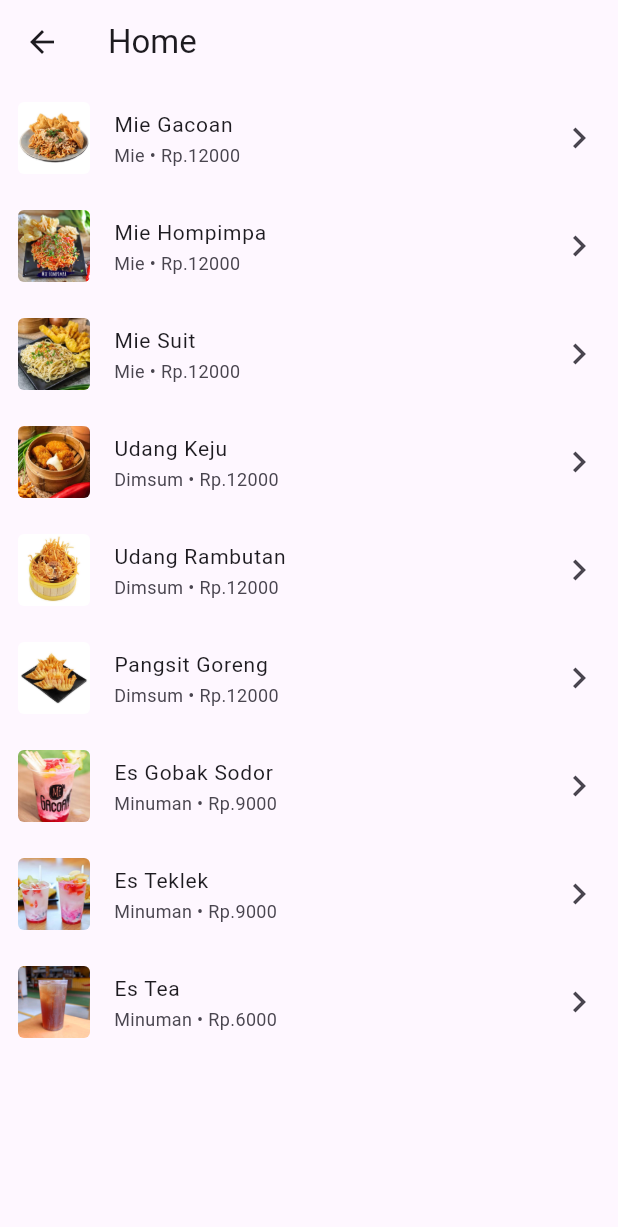
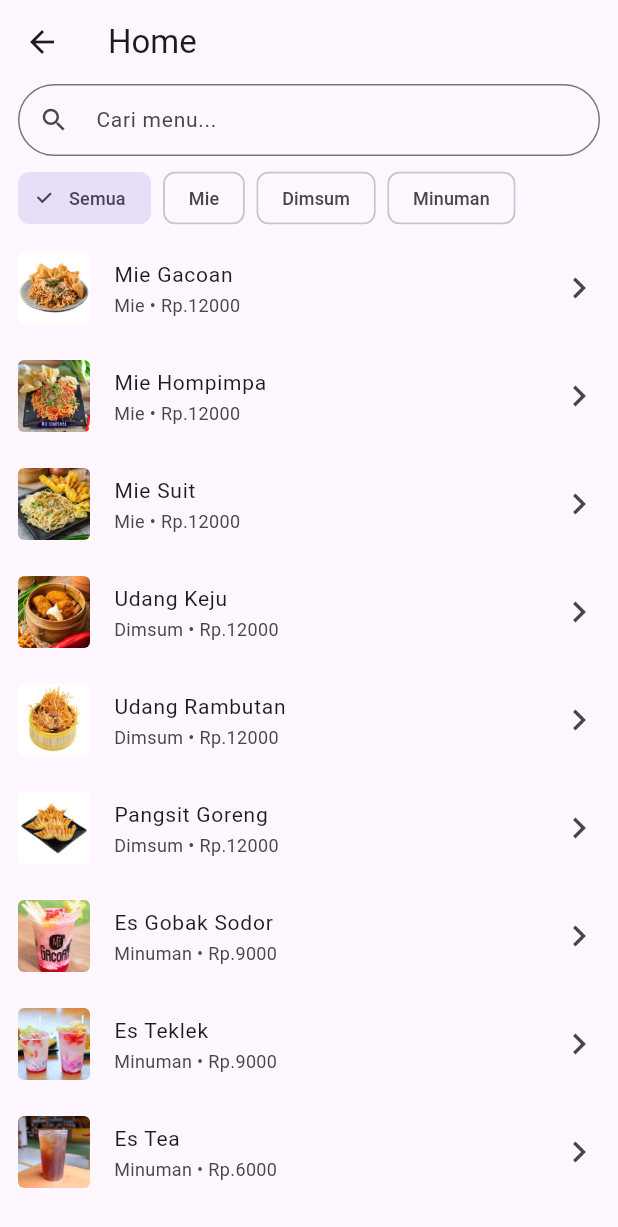
Before and after one commit to barafa-public/latkuis-mobile-124240065, a Flutter app: the HomePage screen opened directly, on a phone screen of 412 x 824 dp. Shown: the top 1227 px of the screen. Run offline on Flutter 3.47's test engine with Material 3 defaults, Android fonts, the phone set to English and light mode, and no system bars.

Commit message:
feat: added some new features, searching by name of menu and category of menu

```diff
--- a/lib/home.dart
+++ b/lib/home.dart
@@ -3,11 +3,47 @@ import 'package:flutter/material.dart';
 import 'detail.dart';
 import 'models/data.dart';
 
-class HomePage extends StatelessWidget {
+class HomePage extends StatefulWidget {
   const HomePage({super.key});
 
   @override
+  State<HomePage> createState() => _HomePageState();
+}
+
+class _HomePageState extends State<HomePage> {
+  final TextEditingController _searchController = TextEditingController();
+
+  String _query = '';
+  String _selectedCategory = 'Semua';
+
+  // Kategori diambil otomatis dari data menu (Mie, Dimsum, Minuman)
+  late final List<String> _categories = [
+    'Semua',
+    ...menus.map((menu) => menu.category).toSet(),
+  ];
+
+  // Shorting menuu
+  List<Menu> get _filteredMenus {
+    return menus.where((menu) {
+      final matchCategory =
+          _selectedCategory == 'Semua' || menu.category == _selectedCategory;
+      final matchQuery = menu.name.toLowerCase().contains(
+        _query.trim().toLowerCase(),
+      );
+      return matchCategory && matchQuery;
+    }).toList();
+  }
+
+  @override
+  void dispose() {
+    _searchController.dispose();
+    super.dispose();
+  }
+
+  @override
   Widget build(BuildContext context) {
+    final filteredMenus = _filteredMenus;
+
     return Scaffold(
       appBar: AppBar(
         title: const Text('Home'),
@@ -15,13 +51,89 @@ class HomePage extends StatelessWidget {
         backgroundColor: Colors.transparent,
         scrolledUnderElevation: 0,
       ),
-      body: ListView.builder(
-        itemCount: menus.length,
+      body: Column(
+        children: [
+          // Kolom pencarian
+          Padding(
+            padding: const EdgeInsets.symmetric(horizontal: 12),
+            child: TextField(
+              controller: _searchController,
+              style: const TextStyle(fontSize: 14),
+              onChanged: (value) {
+                setState(() {
+                  _query = value;
+                });
+              },
+              decoration: InputDecoration(
+                hintText: 'Cari menu...',
+                isDense: true,
+                prefixIcon: const Icon(Icons.search, size: 20),
+                suffixIcon: _query.isEmpty
+                    ? null
+                    : IconButton(
+                        icon: const Icon(Icons.close, size: 18),
+                        onPressed: () {
+                          _searchController.clear();
+                          setState(() {
+                            _query = '';
+                          });
+                        },
+                      ),
+                contentPadding: const EdgeInsets.symmetric(
+                  horizontal: 16,
+                  vertical: 12,
+                ),
+                border: OutlineInputBorder(
+                  borderRadius: BorderRadius.circular(24),
+                ),
+              ),
+            ),
+          ),
+          const SizedBox(height: 8),
+
+          // Filter kategori
+          SizedBox(
+            height: 40,
+            child: ListView.separated(
+              scrollDirection: Axis.horizontal,
+              padding: const EdgeInsets.symmetric(horizontal: 12),
+              itemCount: _categories.length,
+              separatorBuilder: (context, index) => const SizedBox(width: 8),
               itemBuilder: (context, index) {
-          final menu = menus[index];
+                final category = _categories[index];
+
+                return ChoiceChip(
+                  label: Text(category, style: const TextStyle(fontSize: 12)),
+                  selected: _selectedCategory == category,
+                  onSelected: (selected) {
+                    setState(() {
+                      _selectedCategory = category;
+                    });
+                  },
+                );
+              },
+            ),
+          ),
+          const SizedBox(height: 4),
+
+          // Daftar menu
+          Expanded(
+            child: filteredMenus.isEmpty
+                ? const Center(
+                    child: Text(
+                      'Menu tidak ditemukan',
+                      style: TextStyle(fontSize: 14),
+                    ),
+                  )
+                : ListView.builder(
+                    itemCount: filteredMenus.length,
+                    itemBuilder: (context, index) {
+                      final menu = filteredMenus[index];
 
                       return ListTile(
-            contentPadding: const EdgeInsets.symmetric(horizontal: 12),
+                        contentPadding: const EdgeInsets.symmetric(
+                          horizontal: 12,
+                        ),
                         leading: ClipRRect(
                           borderRadius: BorderRadius.circular(4),
                           child: Image.asset(
@@ -31,7 +143,10 @@ class HomePage extends StatelessWidget {
                             fit: BoxFit.cover,
                           ),
                         ),
-            title: Text(menu.name, style: const TextStyle(fontSize: 14)),
+                        title: Text(
+                          menu.name,
+                          style: const TextStyle(fontSize: 14),
+                        ),
                         subtitle: Text(
                           '${menu.category} • ${menu.price}',
                           style: const TextStyle(fontSize: 12),
@@ -40,12 +155,17 @@ class HomePage extends StatelessWidget {
                         onTap: () {
                           Navigator.push(
                             context,
-                MaterialPageRoute(builder: (context) => DetailPage(menu: menu)),
+                            MaterialPageRoute(
+                              builder: (context) => DetailPage(menu: menu),
+                            ),
                           );
                         },
                       );
                     },
                   ),
+          ),
+        ],
+      ),
     );
   }
 }
```
Lines whose indentation alone changed are shown as unchanged.
